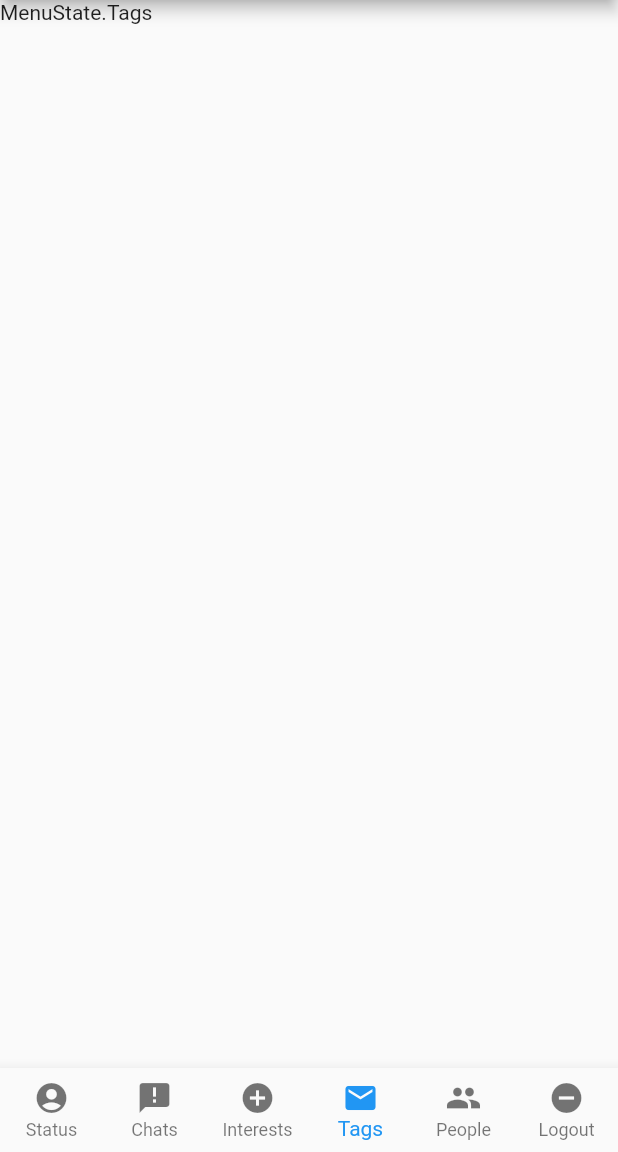
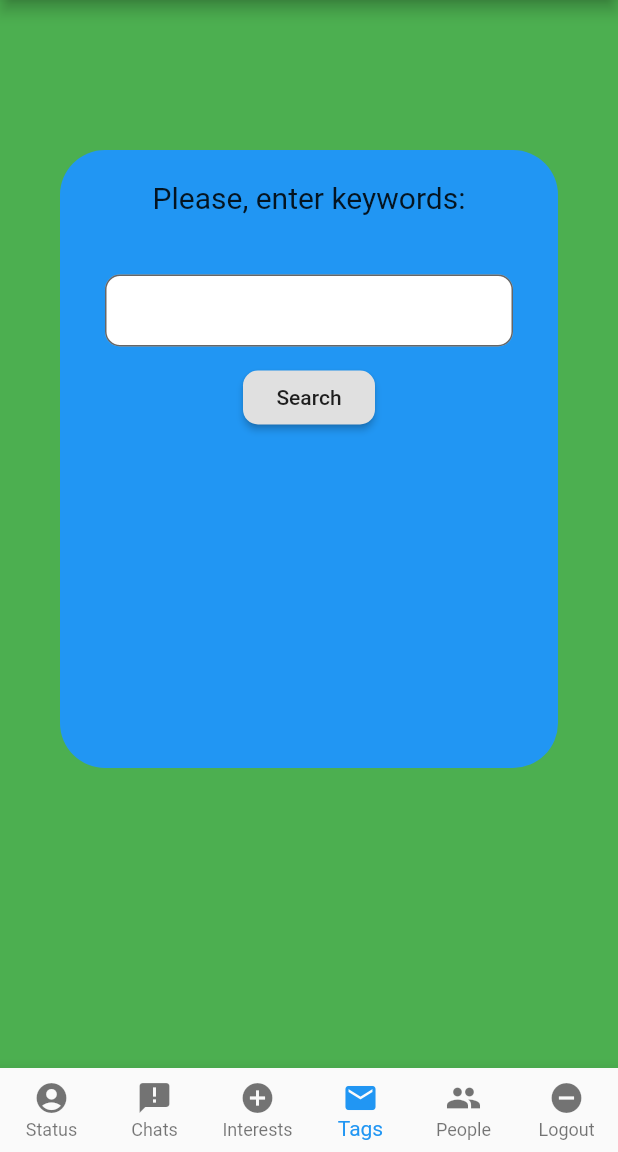
Before and after one commit to kbujak/Projekt-BAI, a Flutter app: the screen it shows after launch, item 4 of the bottom bar chosen, on a phone screen of 412 x 824 dp, the part 84-1236 px from its top. Run offline on Flutter 3.47's test engine with Material 2 defaults, Android fonts, the light colour scheme and no system bars; our stand-ins replace cloud_firestore, firebase_auth, google_sign_in, location, rxdart, shared_preferences; accounts and stored records are empty.

Commit message:
Create SearchByTagsWidget Moved methods responsible for creating Chat UI to seperate file fix but with tags exceed

```diff
--- a/lib/Menu.dart
+++ b/lib/Menu.dart
@@ -1,10 +1,10 @@
 import 'package:flutter/material.dart';
 import 'CreateChatRoom.dart';
 import 'firestore/AuthService.dart';
-import 'firestore/Repository.dart';
 import 'Main.dart';
 import 'SearchPeople.dart';
 import 'ActiveChats.dart';
+import 'SearchTags.dart';
 
 enum MenuState {
   Status,
@@ -52,7 +52,7 @@ class _HomeState extends State<Home> {
     PlaceholderWidget(MenuState.Status),
     ActiveChatsWidget(),
     PlaceholderWidget(MenuState.Interests),
-    PlaceholderWidget(MenuState.Tags),
+    SearchTagsWidget(),
     SearchPeopleWidget(),
   ];
 
--- /dev/null
+++ b/lib/SearchTags.dart
@@ -0,0 +1,77 @@
+import 'package:flutter/material.dart';
+import 'firestore/AuthService.dart';
+import 'Chats.dart';
+import 'firestore/Repository.dart';
+
+class SearchTagsWidget extends StatefulWidget {
+
+  @override
+  State<StatefulWidget> createState() => SearchTagsState();
+}
+
+class SearchTagsState extends State<SearchTagsWidget> {
+  final _controller = TextEditingController();
+
+  @override
+  Widget build(BuildContext context) {
+    return Scaffold(
+      resizeToAvoidBottomPadding: false,
+      body: Container(
+        margin: EdgeInsets.fromLTRB(40, 100, 40, 200),
+        padding: EdgeInsets.only(top: 20),
+        decoration: new BoxDecoration(
+          borderRadius: new BorderRadius.all(Radius.circular(30.0)),
+          color: Colors.blue
+        ),
+        child: Column(
+          children: <Widget>[
+            Row(
+              children: <Widget>[
+              Text(
+                  "Please, enter keywords:",
+                  textAlign: TextAlign.center,
+                style: TextStyle(fontSize: 20),
+              ),
+            ],
+              mainAxisAlignment: MainAxisAlignment.center,),
+            SizedBox(height: 40.0),
+            Column(
+              children: <Widget>[
+                Container(
+                  padding: EdgeInsets.symmetric(horizontal: 30),
+                  child: TextField(
+                    controller: _controller,
+                    decoration: InputDecoration(
+                        contentPadding: EdgeInsets.symmetric(horizontal: 50, vertical: 10),
+                        border: new OutlineInputBorder(borderRadius: BorderRadius.circular(10.0)),
+                        fillColor: Colors.white,
+                        filled: true
+                    ),
+                  ),
+                )
+              ],
+            ),
+            SizedBox(height: 10.0),
+            RaisedButton(
+              shape: RoundedRectangleBorder(borderRadius: BorderRadius.all(Radius.circular(10.0))),
+              child: Text("Search"),
+              onPressed: () {
+                authService.getCurrentUser().then((user) {
+                  print(user.toString());
+                  Navigator.push(
+                    context,
+                    MaterialPageRoute(
+                        builder: (context) => ChatsWidget(chatsQuery: repository.getChatsByTag(_controller.text),
+                            tag: _controller.text)
+                    ),
+                  );
+                });
+              },
+            )
+          ],
+        ),
+      ),
+      backgroundColor: Colors.green,
+    );
+  }
+}
--- a/lib/firestore/Repository.dart
+++ b/lib/firestore/Repository.dart
@@ -81,6 +81,12 @@ class Repository {
         .snapshots();
   }
 
+  Stream<QuerySnapshot> getChatsByTag(String tag) {
+    return _db.collection("rooms")
+        .where("tags", arrayContains: tag)
+        .snapshots();
+  }
+
   void addMessage(String roomId, String message) async {
     print('i am here');
     DocumentReference ref = _db.collection('messages').document();
```
Also changed, not shown: lib/ActiveChats.dart (+1 -80 lines), lib/Chats.dart (added, +53 -0 lines), lib/Utils/ChatWidgetHelper.dart (added, +86 -0 lines).
